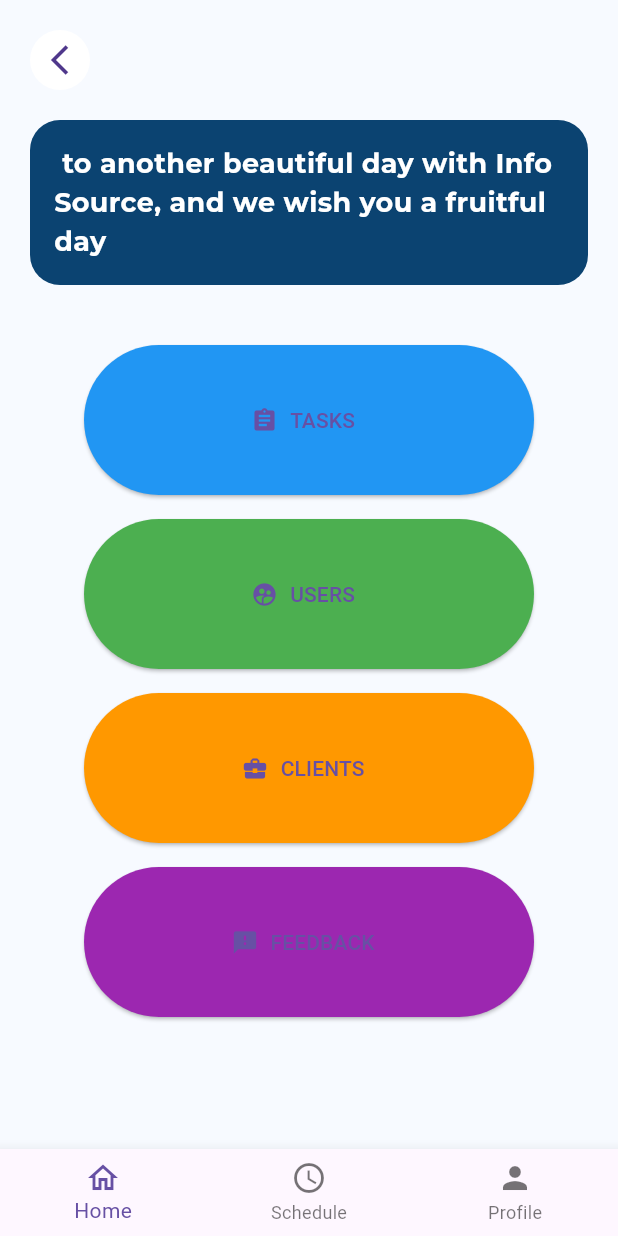
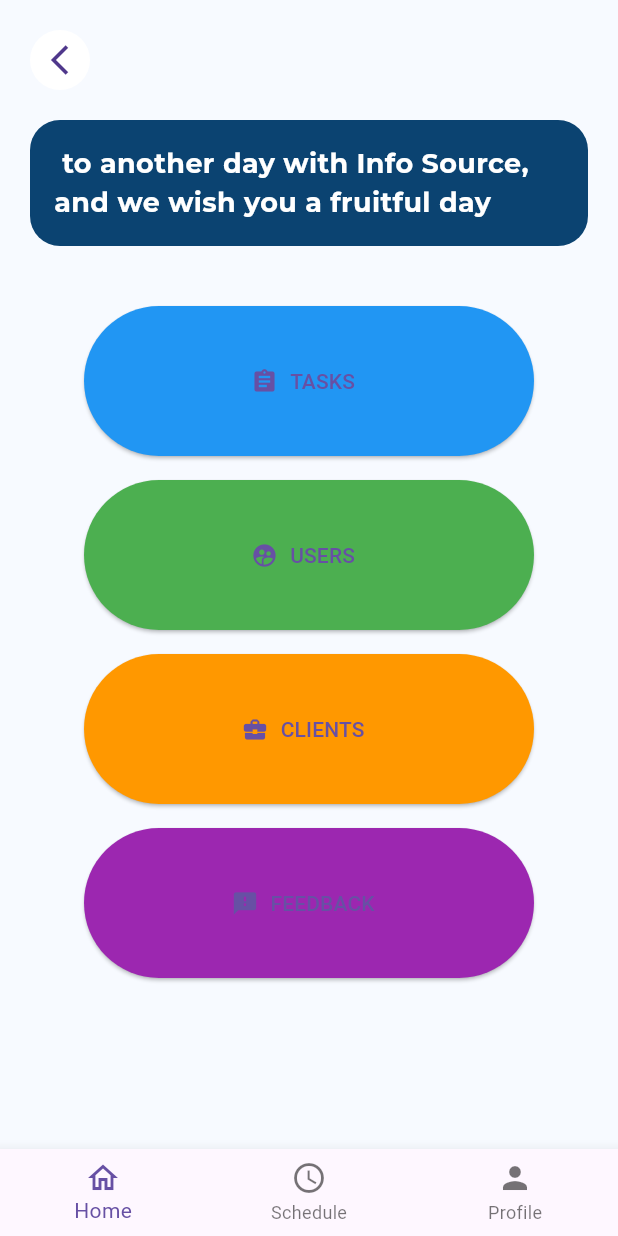
Before and after one commit to Ahmidiz/flutter_issp, a Flutter app: the UserHomePage screen opened directly with empty values, on a phone screen of 412 x 824 dp. Run offline on Flutter 3.47's test engine with Material 3 defaults, Android fonts, the phone set to English and light mode, and no system bars; our stand-ins replace fluttertoast, google_fonts, image_picker.

Commit message:
beautiful

```diff
--- a/lib/user/user_hpage.dart
+++ b/lib/user/user_hpage.dart
@@ -96,7 +96,7 @@
                       child: Padding(
                         padding: const EdgeInsets.all(16.0),
                         child: Text(
-                          ' to another beautiful day with Info Source, and we wish you a fruitful day',
+                          ' to another day with Info Source, and we wish you a fruitful day',
                           style: GoogleFonts.montserrat(
                             color: Color.fromARGB(255, 255, 255, 255),
                             fontSize: 18,
```
